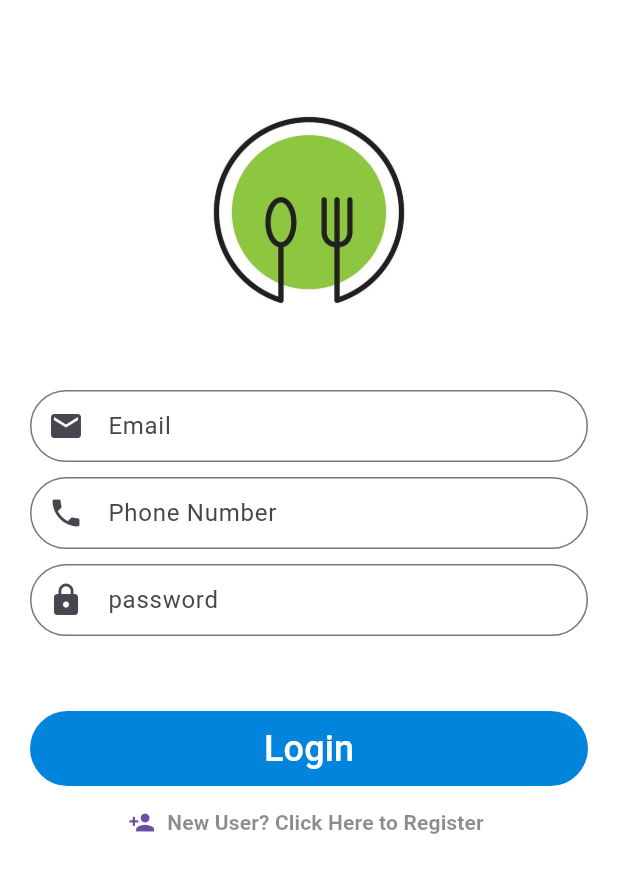
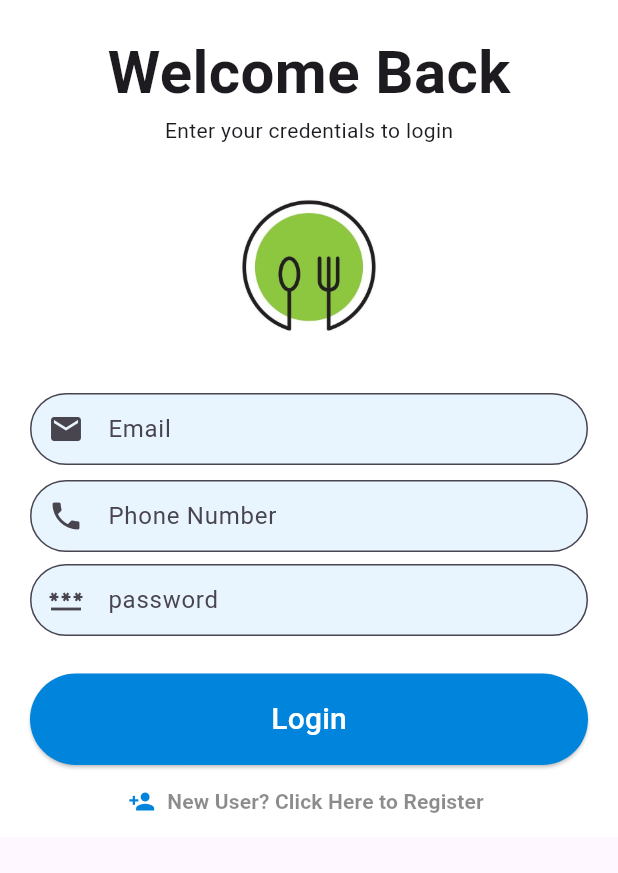
Before and after one commit to Ephrem-shimels21/food_delivery_app, a Flutter app: the screen it shows after launch, on a phone screen of 412 x 824 dp. Shown: the top 873 px of the screen. Run offline on Flutter 3.47's test engine with Material 3 defaults, Android fonts, the phone set to English and light mode, and no system bars; our stand-ins replace carousel_slider, email_validator, firebase_auth, firebase_core, firebase_database, flutter_rating_bar and 1 more; accounts and stored records are empty.

Commit message:
modify the input text

```diff
--- a/lib/auth/screens/login_page.dart
+++ b/lib/auth/screens/login_page.dart
@@ -43,17 +43,28 @@ class _LoginPageState extends State<LoginPageContent> {
 
   buildForm() {
     return Column(
+      crossAxisAlignment: CrossAxisAlignment.stretch,
+      mainAxisSize: MainAxisSize.min,
       children: [
-        const SizedBox(height: 20.0),
+        const Center(
+          child: Text(
+            "Welcome Back",
+            style: TextStyle(fontSize: 40, fontWeight: FontWeight.bold),
+          ),
+        ),
+        const Center(
+          child: Text("Enter your credentials to login"),
+        ),
+        const SizedBox(height: 10.0),
         Hero(
           tag: 'hero',
           child: CircleAvatar(
             backgroundColor: Colors.transparent,
-            radius: 100.0,
+            radius: 70.0,
             child: Image.asset('assets/logo.jpg'),
           ),
         ),
-        const SizedBox(height: 20.0),
+        const SizedBox(height: 15.0),
         TextFormField(
             validator: (email) {
               return loginPageBloc.validateEmail(email ?? "");
@@ -65,6 +76,8 @@ class _LoginPageState extends State<LoginPageContent> {
               contentPadding: const EdgeInsets.fromLTRB(20.0, 10.0, 20.0, 10.0),
               border:
                   OutlineInputBorder(borderRadius: BorderRadius.circular(32.0)),
+              fillColor: Colors.blue.withOpacity(0.1),
+              filled: true,
             )),
         const SizedBox(height: 10.0),
         TextFormField(
@@ -78,8 +91,10 @@ class _LoginPageState extends State<LoginPageContent> {
               contentPadding: const EdgeInsets.fromLTRB(20.0, 10.0, 20.0, 10.0),
               border:
                   OutlineInputBorder(borderRadius: BorderRadius.circular(32.0)),
+              fillColor: Colors.blue.withOpacity(0.1),
+              filled: true,
             )),
-        const SizedBox(height: 10.0),
+        const SizedBox(height: 8.0),
         TextFormField(
           validator: (password) {
             return loginPageBloc.validatePassword(password ?? "");
@@ -87,38 +102,57 @@ class _LoginPageState extends State<LoginPageContent> {
           controller: textPasswordController,
           decoration: InputDecoration(
             hintText: 'password',
-            prefixIcon: const Icon(Icons.lock),
+            prefixIcon: const Icon(Icons.password),
             contentPadding: const EdgeInsets.fromLTRB(20.0, 10.0, 20.0, 10.0),
-            border:
-                OutlineInputBorder(borderRadius: BorderRadius.circular(32.0)),
+            border: OutlineInputBorder(
+              borderRadius: BorderRadius.circular(32.0),
+            ),
+            fillColor: Colors.blue.withOpacity(0.1),
+            filled: true,
           ),
         ),
-        const SizedBox(height: 50.0),
-        SizedBox(
-          width: double.infinity,
-          child: TextButton(
-            style: ButtonStyle(
-              backgroundColor:
-                  MaterialStateProperty.all(UniversalVariables.darkBlueColor),
-              shape: MaterialStateProperty.all<RoundedRectangleBorder>(
-                  RoundedRectangleBorder(
-                borderRadius: BorderRadius.circular(30.0),
-              )),
-            ),
-            onPressed: () => loginPageBloc
-                .validateFormAndLogin(_formkey, textEmailController.text,
-                    textPasswordController.text)
-                .then((_) => gotoHomePage()),
-            child: const Text("Login",
-                style: TextStyle(color: Colors.white, fontSize: 24)),
+        const SizedBox(height: 25.0),
+        ElevatedButton(
+          onPressed: () => loginPageBloc
+              .validateFormAndLogin(_formkey, textEmailController.text,
+                  textPasswordController.text)
+              .then((_) => gotoHomePage()),
+          style: ElevatedButton.styleFrom(
+            shape: const StadiumBorder(),
+            padding: const EdgeInsets.symmetric(vertical: 16),
+            backgroundColor: UniversalVariables.darkBlueColor,
+          ),
+          child: const Text(
+            "Login",
+            style: TextStyle(color: Colors.white, fontSize: 20),
           ),
         ),
+        // SizedBox(
+        //   width: double.infinity,
+        //   child: TextButton(
+        //     style: ButtonStyle(
+        //       backgroundColor:
+        //           MaterialStateProperty.all(UniversalVariables.darkBlueColor),
+        //       shape: MaterialStateProperty.all<RoundedRectangleBorder>(
+        //           RoundedRectangleBorder(
+        //         borderRadius: BorderRadius.circular(30.0),
+        //       )),
+        //     ),
+        //     onPressed: () => loginPageBloc
+        //         .validateFormAndLogin(_formkey, textEmailController.text,
+        //             textPasswordController.text)
+        //         .then((_) => gotoHomePage()),
+        //     child: const Text("Login",
+        //         style: TextStyle(color: Colors.white, fontSize: 24)),
+        //   ),
+        // ),
         loginPageBloc.isLoginPressed
             ? const Center(child: CircularProgressIndicator())
             : Container(),
         TextButton.icon(
           onPressed: () => gotoRegisterPage(),
-          icon: const Icon(Icons.person_add),
+          icon: const Icon(Icons.person_add,
+              color: UniversalVariables.darkBlueColor),
           label: const Text("New User? Click Here to Register",
               style: TextStyle(
                   color: Colors.black45, fontWeight: FontWeight.bold)),
```
